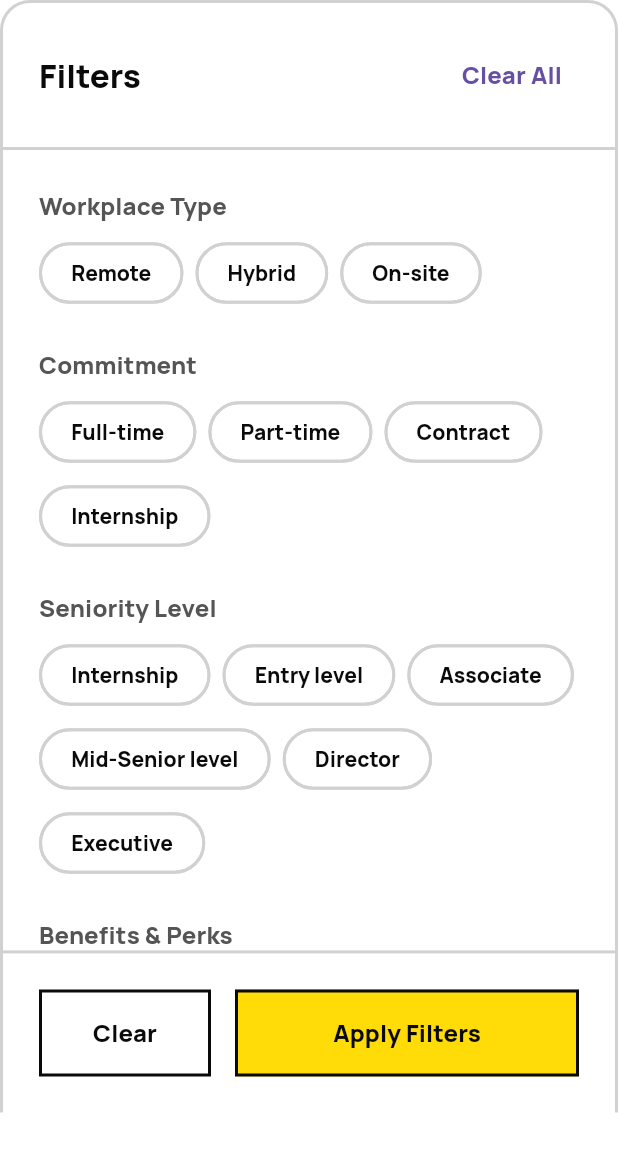
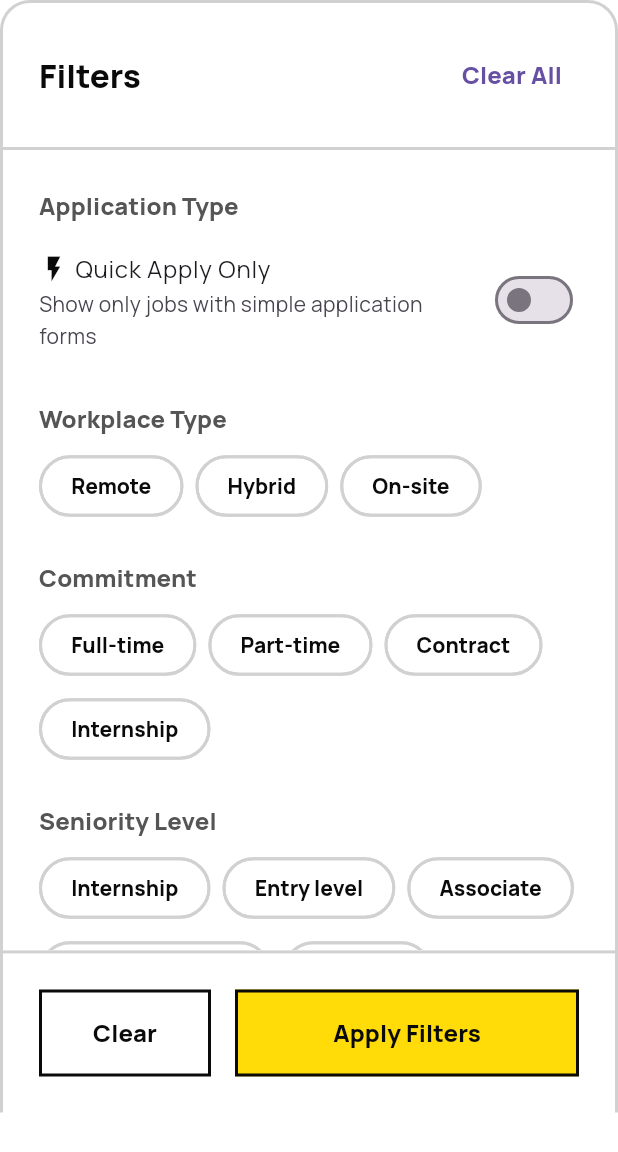
Before and after one commit to medwonuola/job_tracker_app, a Flutter app: the FiltersBottomSheet widget shown alone on an empty page, opened directly, on a phone screen of 412 x 824 dp. Shown: the top 1152 px of the screen. Run offline on Flutter 3.47's test engine with Material 3 defaults, Android fonts, the phone set to English and light mode, and no system bars; our stand-ins replace dio, flutter_html, flutter_remix, google_fonts, shared_preferences; accounts and stored records are empty; network calls fail.

Commit message:
feat(job): add quick apply feature with badge and filter option

```diff
--- a/lib/data/models/job.dart
+++ b/lib/data/models/job.dart
@@ -23,6 +23,7 @@ class Job {
   final JobLocation location;
   @JsonKey(defaultValue: <String>[])
   final List<String> perks;
+  final String? applicationFormEase;
 
   @JsonKey(fromJson: _statusFromJson, defaultValue: ApplicationStatus.saved)
   ApplicationStatus status;
@@ -36,8 +37,11 @@ class Job {
     required this.company,
     required this.location,
     this.perks = const <String>[],
+    this.applicationFormEase,
     this.status = ApplicationStatus.saved,
   });
+
+  bool get isQuickApply => applicationFormEase == 'Simple';
 
   factory Job.fromJson(Map<String, dynamic> json) => _$JobFromJson(json);
   Map<String, dynamic> toJson() => _$JobToJson(this);
--- a/lib/data/models/search_filters.dart
+++ b/lib/data/models/search_filters.dart
@@ -25,6 +25,7 @@ class SearchFilters {
   final double? maxPay;
   final String? frequency;
   final Set<String>? perks;
+  final bool quickApplyOnly;
 
   const SearchFilters({
     this.locationShort,
@@ -48,6 +49,7 @@ class SearchFilters {
     this.maxPay,
     this.frequency,
     this.perks,
+    this.quickApplyOnly = false,
   });
 
   factory SearchFilters.fromJson(Map<String, dynamic> json) =>
@@ -77,6 +79,7 @@ class SearchFilters {
     double? maxPay,
     String? frequency,
     Set<String>? perks,
+    bool? quickApplyOnly,
   }) {
     return SearchFilters(
       locationShort: locationShort ?? this.locationShort,
@@ -100,6 +103,7 @@ class SearchFilters {
       maxPay: maxPay ?? this.maxPay,
       frequency: frequency ?? this.frequency,
       perks: perks ?? this.perks,
+      quickApplyOnly: quickApplyOnly ?? this.quickApplyOnly,
     );
   }
 
@@ -146,6 +150,9 @@ class SearchFilters {
     if (perks?.isNotEmpty ?? false) {
       params['benefitsAndPerks'] = perks!.join(',');
     }
+    if (quickApplyOnly) {
+      params['applicationFormEase'] = 'Simple';
+    }
 
     return params;
   }
@@ -169,6 +176,7 @@ class SearchFilters {
         minPay == null &&
         maxPay == null &&
         frequency == null &&
-        (perks?.isEmpty ?? true);
+        (perks?.isEmpty ?? true) &&
+        !quickApplyOnly;
   }
 }
--- a/lib/features/job_detail/widgets/job_perks_row.dart
+++ b/lib/features/job_detail/widgets/job_perks_row.dart
@@ -60,7 +60,6 @@ class JobPerksRow extends StatelessWidget {
                 color: ContextColors.accent.withAlpha(38),
                 border: Border.all(
                   color: ContextColors.accent,
-                  width: 1.0,
                 ),
                 borderRadius: BorderRadius.circular(20),
               ),
--- a/lib/features/job_search/widgets/filters_bottom_sheet.dart
+++ b/lib/features/job_search/widgets/filters_bottom_sheet.dart
@@ -155,6 +155,10 @@ class _FiltersBottomSheetState extends State<FiltersBottomSheet> {
                 crossAxisAlignment: CrossAxisAlignment.start,
                 children: [
                   _buildSection(
+                    'Application Type',
+                    _buildQuickApplySection(),
+                  ),
+                  _buildSection(
                     'Workplace Type',
                     _buildChipGroup(
                       _workplaceTypes,
@@ -278,6 +282,31 @@ class _FiltersBottomSheetState extends State<FiltersBottomSheet> {
         content,
         const SizedBox(height: ContextSpacing.lg),
       ],
+    );
+  }
+
+  Widget _buildQuickApplySection() {
+    return SwitchListTile(
+      title: Row(
+        children: const [
+          Icon(
+            Icons.flash_on,
+            color: ContextColors.textPrimary,
+            size: 20,
+          ),
+          SizedBox(width: ContextSpacing.xs),
+          Text('Quick Apply Only'),
+        ],
+      ),
+      subtitle: const Text('Show only jobs with simple application forms'),
+      value: _filters.quickApplyOnly,
+      onChanged: (value) {
+        setState(() {
+          _filters = _filters.copyWith(quickApplyOnly: value);
+        });
+      },
+      contentPadding: EdgeInsets.zero,
+      activeColor: ContextColors.accent,
     );
   }
 
@@ -473,7 +502,6 @@ class _FiltersBottomSheetState extends State<FiltersBottomSheet> {
         const SizedBox(height: ContextSpacing.sm),
         RangeSlider(
           values: RangeValues(currentMin, currentMax),
-          min: 0.0,
           max: 400000.0,
           divisions: 80,
           labels: RangeLabels(
```
Also changed, not shown: lib/core/widgets/quick_apply_badge.dart (added, +54 -0 lines), lib/features/job_detail/job_detail_screen.dart (+50 -6 lines), lib/features/job_search/widgets/job_list_item.dart (+12 -1 lines).
